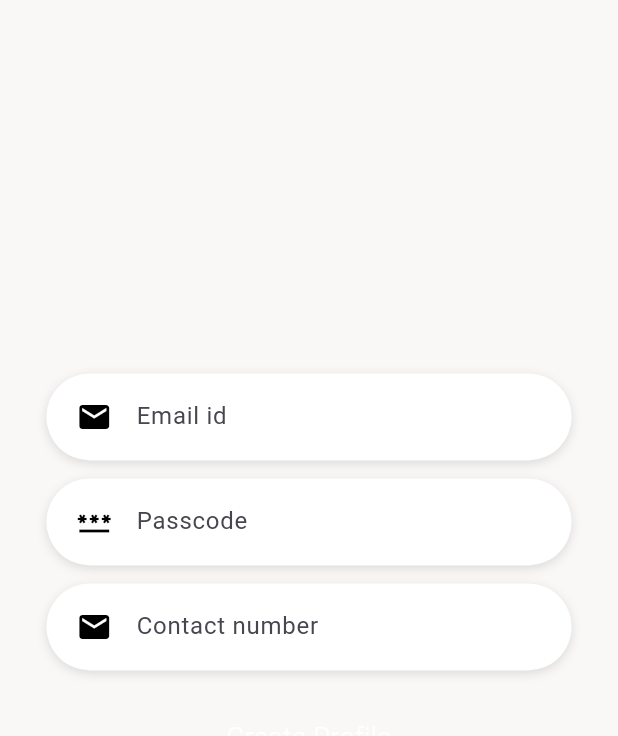
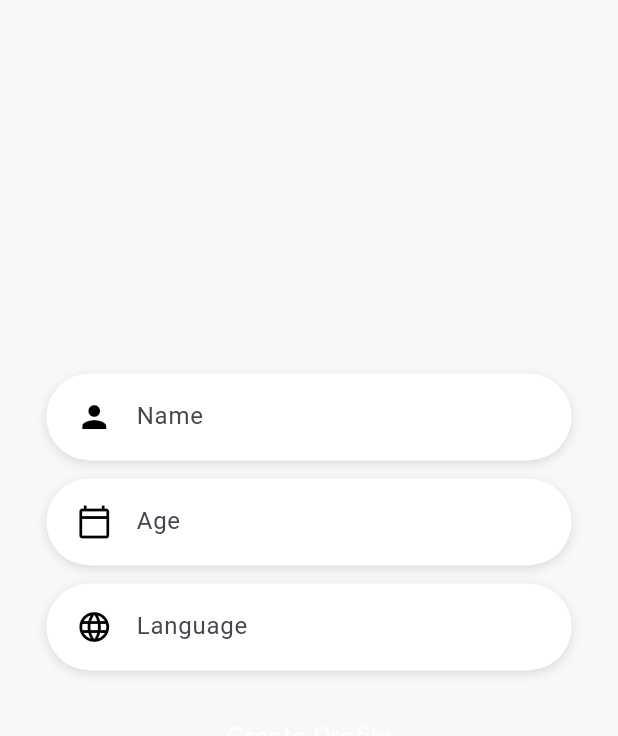
Before and after one commit to yashwanth-notyashwant/Inteli-Tutor, a Flutter app: the screen it shows once a user with an empty profile is signed in, on a phone screen of 412 x 824 dp, the part 208-944 px from its top. Run offline on Flutter 3.47's test engine with Material 3 defaults, Android fonts, the phone set to English and light mode, and no system bars; our stand-ins replace cloud_firestore, email_validator, firebase_auth, firebase_core, google_sign_in, loading_animation_widget; missing offline and left inert: loading_btn; accounts and stored records are empty.

Commit message:
user present check + profile forms page

```diff
--- /dev/null
+++ b/lib/Models/AuthUser.dart
@@ -0,0 +1,33 @@
+class AuthUser {
+  String name;
+  String age;
+  String language;
+  String milestone;
+
+  AuthUser({
+    required this.name,
+    required this.age,
+    required this.language,
+    required this.milestone,
+  });
+
+  // Method to create an instance from a map (deserialization)
+  factory AuthUser.fromMap(Map<String, dynamic> map) {
+    return AuthUser(
+      name: map['name'] ?? '',
+      age: map['age'] ?? '',
+      language: map['language'] ?? '',
+      milestone: map['milestone'] ?? '',
+    );
+  }
+
+  // Method to convert an instance to a map (serialization)
+  Map<String, dynamic> toMap() {
+    return {
+      'name': name,
+      'age': age,
+      'language': language,
+      'milestone': milestone,
+    };
+  }
+}
--- a/lib/Screens/create_user_screen.dart
+++ b/lib/Screens/create_user_screen.dart
@@ -1,26 +1,55 @@
-import 'package:email_validator/email_validator.dart';
 import 'package:flutter/material.dart';
+import 'package:intellitutor/Providers/profile.dart';
 import 'package:loading_btn/loading_btn.dart';
+import 'package:loading_animation_widget/loading_animation_widget.dart';
 
+import '../Models/AuthUser.dart';
+
+// ignore: must_be_immutable
 class CreateUserScreen extends StatefulWidget {
-  const CreateUserScreen({super.key});
+  String email;
+
+  CreateUserScreen(this.email, {super.key});
 
   @override
   State<CreateUserScreen> createState() => _CreateUserScreenState();
 }
 
 class _CreateUserScreenState extends State<CreateUserScreen> {
+  bool isLoading = true;
+  @override
+  void initState() {
+    super.initState();
+    final UserDataProvider _userDataProvider = UserDataProvider();
+    _userDataProvider.checkUserExists(widget.email).then((userExists) {
+      if (userExists) {
+        print("================= Going to home screen ============");
+      } else {
+        // User hasnt checked this page out yet
+        setState(() {
+          isLoading = false;
+        });
+      }
+    });
+  }
+
   final GlobalKey<FormState> _formKey = GlobalKey<FormState>();
-  final TextEditingController emailController = TextEditingController();
-  final TextEditingController emailPasswordController = TextEditingController();
-  final TextEditingController contactController = TextEditingController();
+  final TextEditingController nameController = TextEditingController();
+  final TextEditingController ageController = TextEditingController();
+  final TextEditingController languageController = TextEditingController();
 
   @override
   Widget build(BuildContext context) {
     double hi = MediaQuery.of(context).size.height;
     return MaterialApp(
       home: Scaffold(
-        body: Form(
+        body: isLoading
+            ? Center(
+                child: LoadingAnimationWidget.staggeredDotsWave(
+                color: Color.fromARGB(255, 26, 24, 43),
+                size: 150,
+              ))
+            : Form(
                 key: _formKey,
                 child: Container(
                   color: const Color.fromRGBO(250, 247, 247, 1),
@@ -60,21 +89,21 @@ class _CreateUserScreenState extends State<CreateUserScreen> {
                               ],
                             ),
                             child: TextFormField(
-                        controller: emailController,
+                              controller: nameController,
                               decoration: const InputDecoration(
                                 icon: Icon(
-                            Icons.email,
+                                  Icons.person,
                                   color: Colors.black,
                                 ),
-                          hintText: "Email id",
+                                hintText: "Name",
                                 border: InputBorder.none,
                               ),
                               validator: (value) {
                                 if (value!.isEmpty) {
-                            return 'Please enter email address';
+                                  return 'Please enter name ';
                                 }
-                          if (!EmailValidator.validate(value)) {
-                            return 'Please enter a valid email address';
+                                if (value.length <= 3) {
+                                  return 'Please enter a valid name';
                                 }
                                 return null;
                               },
@@ -97,22 +126,23 @@ class _CreateUserScreenState extends State<CreateUserScreen> {
                               ],
                             ),
                             child: TextFormField(
-                        controller: emailPasswordController,
-                        obscureText: true,
+                              keyboardType: TextInputType.number,
+                              controller: ageController,
                               decoration: const InputDecoration(
                                 icon: Icon(
-                            Icons.password,
+                                  Icons.calendar_today_outlined,
                                   color: Colors.black,
                                 ),
-                          hintText: "Passcode",
+                                hintText: "Age",
                                 border: InputBorder.none,
                               ),
                               validator: (value) {
-                          if (value!.isEmpty) {
-                            return 'Please enter passcode';
+                                if (value == null || value.isEmpty) {
+                                  return 'Please enter your age.';
                                 }
-                          if (value.length <= 6) {
-                            return 'Min charachter count 6';
+                                int age = int.tryParse(value) ?? 0;
+                                if (age < 10 || age > 120) {
+                                  return 'Please enter a valid age between 1 and 120.';
                                 }
                                 return null;
                               },
@@ -135,22 +165,22 @@ class _CreateUserScreenState extends State<CreateUserScreen> {
                               ],
                             ),
                             child: TextFormField(
-                        controller: contactController,
+                              controller: languageController,
                               decoration: const InputDecoration(
                                 icon: Icon(
-                            Icons.email,
+                                  Icons.language,
                                   color: Colors.black,
                                 ),
-                          hintText: "Contact number",
+                                hintText: "Language ",
                                 border: InputBorder.none,
                               ),
-                        keyboardType: TextInputType.number,
+                              // keyboardType: TextInputType.number,
                               validator: (value) {
                                 if (value!.isEmpty) {
-                            return 'Please enter contact info';
+                                  return 'Please enter language ';
                                 }
-                          if (value.length != 10) {
-                            return 'Please enter only 10 digit contact';
+                                if (value.length <= 3) {
+                                  return 'Please enter a valid language';
                                 }
                                 return null;
                               },
@@ -172,12 +202,33 @@ class _CreateUserScreenState extends State<CreateUserScreen> {
                                     AlwaysStoppedAnimation<Color>(Colors.white),
                               ),
                             ),
-                      onTap: ((startLoading, stopLoading, btnState) async {
+                            onTap:
+                                ((startLoading, stopLoading, btnState) async {
                               startLoading();
                               if (_formKey.currentState!.validate()) {
+                                //
+
+                                final UserDataProvider _userDataProvider =
+                                    UserDataProvider();
+                                bool abc = await _userDataProvider
+                                    .createOrUpdateUserDoc(
+                                  AuthUser(
+                                    age: ageController.text.toString(),
+                                    language:
+                                        languageController.text.toString(),
+                                    name: nameController.text.toString(),
+                                    milestone: "Rookie",
+                                  ),
+                                  widget.email.toString(),
+                                );
+                                print("=======================");
+                                print(abc);
+                                print("=======================");
                                 stopLoading();
                                 return;
                               }
+                              stopLoading();
+                              return;
                             }),
                             child: const Text(
                               'Create Profile',
--- a/lib/Screens/login_page.dart
+++ b/lib/Screens/login_page.dart
@@ -202,9 +202,6 @@ class _LoginFormState extends State<LoginForm> {
 
                       stopLoading();
                       return;
-                      // }
-                      // stopLoading();
-                      // return;
                     }
                   }),
                   child: const Text(
@@ -241,7 +238,8 @@ class _LoginFormState extends State<LoginForm> {
                       Navigator.push(
                         context,
                         MaterialPageRoute(
-                            builder: (context) => const CreateUserScreen()),
+                            builder: (context) =>
+                                CreateUserScreen(user.email.toString())),
                       );
                     }
 
--- a/lib/main.dart
+++ b/lib/main.dart
@@ -42,7 +42,9 @@ class AuthWrapper extends StatelessWidget {
           if (user == null) {
             return LoginPage();
           } else {
-            return const CreateUserScreen();
+            print("----------------------------------------------");
+            print(user.email);
+            return CreateUserScreen(user.email.toString());
           }
         } else {
           return const Scaffold(
```
Also changed, not shown: lib/Providers/profile.dart (added, +52 -0 lines), pubspec.yaml (+6 -2 lines), pubspec.lock, 4 other files. Lines whose indentation alone changed are shown as unchanged.
